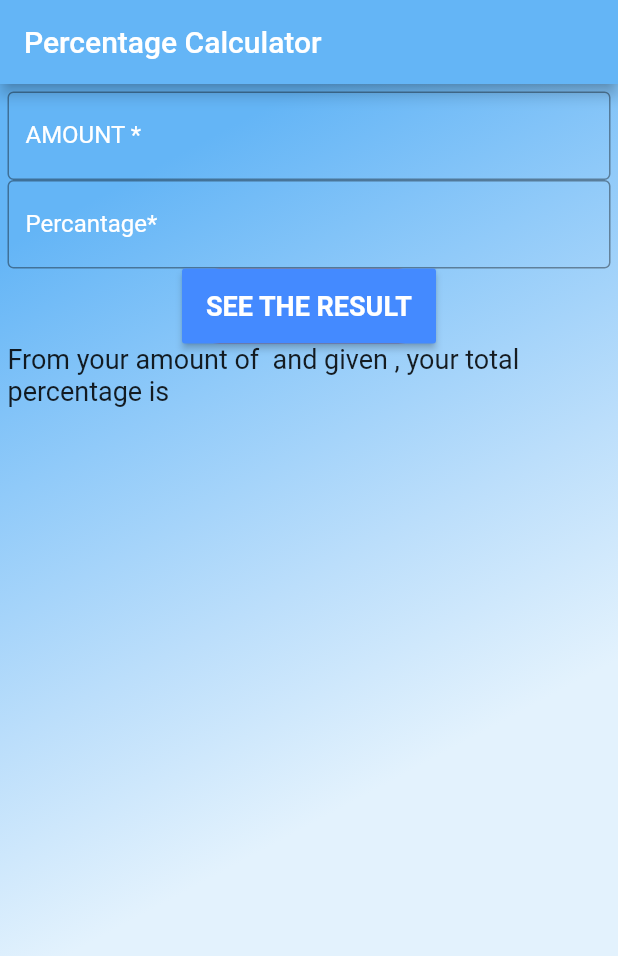
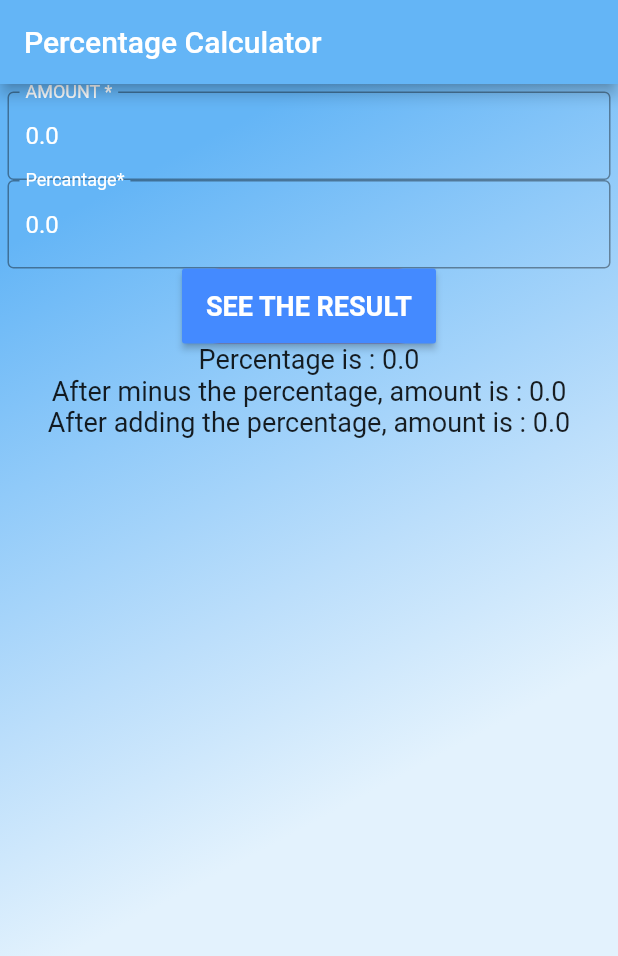
Before and after one commit to muktabd/Percenatge-Demo, a Flutter app: the screen it shows after launch, after a tap on "SEE THE RESULT", on a phone screen of 412 x 824 dp. Shown: the top 956 px of the screen. Run offline on Flutter 3.47's test engine with Material 2 defaults, Android fonts, the phone set to English and light mode, and no system bars.

Commit message:
everything is settle

```diff
--- a/percentage_calculaion/lib/main.dart
+++ b/percentage_calculaion/lib/main.dart
@@ -21,12 +21,9 @@ class MyHomePage extends StatefulWidget {
 }
 
 class _MyHomePageState extends State<MyHomePage> {
-  String displayResult = "";
 
-  double numAmount, numPercentage;
-
-  final numAmountController = TextEditingController();
-  final numPercentageController = TextEditingController();
+  final numAmountController = TextEditingController(text: '0.0');
+  final numPercentageController = TextEditingController(text: '0.0');
 
   bool validate = false;
   @override
@@ -116,11 +113,26 @@ class _MyHomePageState extends State<MyHomePage> {
                           ),
                         ),
                         Text(
-                          'From your amount of ${numAmountController.text} and given ${numPercentageController.text}, your total percentage is $displayResult',
+                          'Percentage is : $displayResult',
                           style: TextStyle(
                             fontSize: 18.0,
                           ),
                         ),
+
+                        Text(
+                          'After minus the percentage, amount is : $displayResultMinus',
+                          style: TextStyle(
+                            fontSize: 18.0,
+                          ),
+                        ),
+
+                        Text(
+                          'After adding the percentage, amount is : $displayResultAdd',
+                          style: TextStyle(
+                            fontSize: 18.0,
+                          ),
+                        ),
+
                         //Text('$inputtedAmount'),
                       ],
                     ))
@@ -130,22 +142,22 @@ class _MyHomePageState extends State<MyHomePage> {
         ));
   }
 
+  var displayResult = 0.0, inputtedAmount = 0.0,
+  inputtedPercentage = 0.0, displayResultAdd = 0.0, displayResultMinus=0.0;
+
   void calculateNow() {
-    var inputtedAmount, inputtedPercentage, displayResult;
+    setState(() {
+      inputtedAmount = double.parse(numAmountController.text);
+      inputtedPercentage = double.parse(numPercentageController.text);
 
-    var amount = double.parse(numAmountController.text);
-    inputtedAmount = amount;
+      displayResult = (inputtedAmount * inputtedPercentage)/100;
 
-    print('amount is ==> $amount');
-    var percentage = double.parse(numPercentageController.text);
-    print('percenatge is ==> $percentage');
 
-    var result = (amount * percentage) / 100;
-    print('multiple is ==> $result');
+      displayResultAdd =  inputtedAmount + displayResult;
+      displayResultMinus = inputtedAmount - displayResult;
 
-    var resultString = result.toString();
-    print('convert result is ==> $resultString');
+    });
 
-    displayResult = resultString;
+
   }
 }
```
Also changed, not shown: 1 other file.
